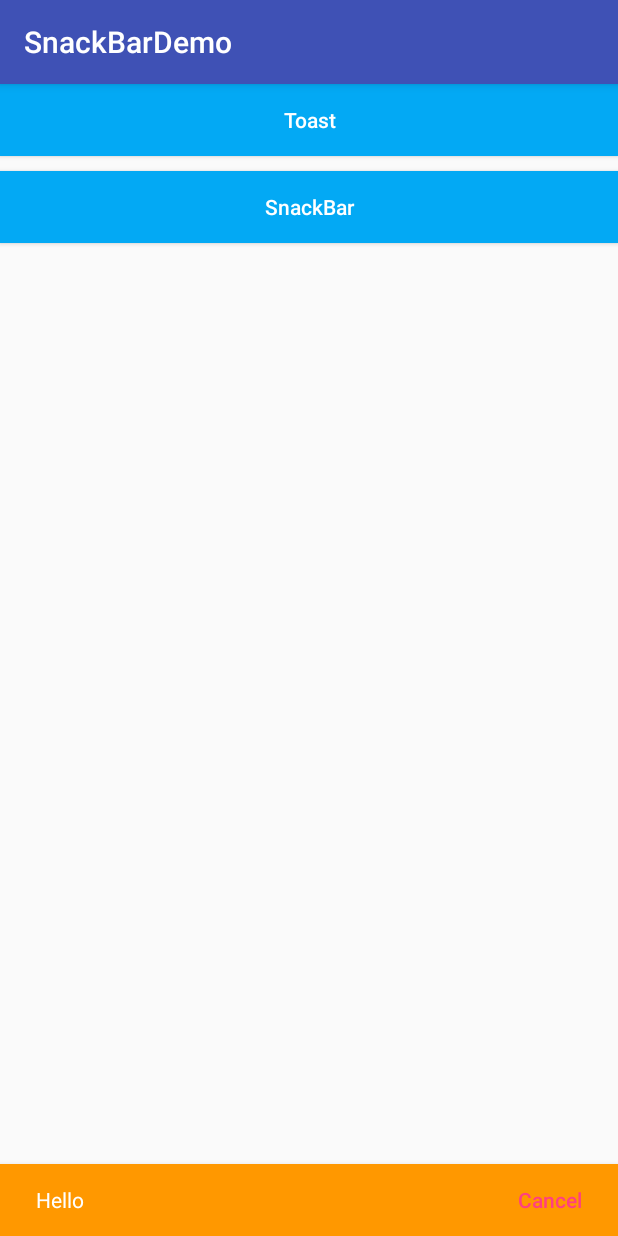
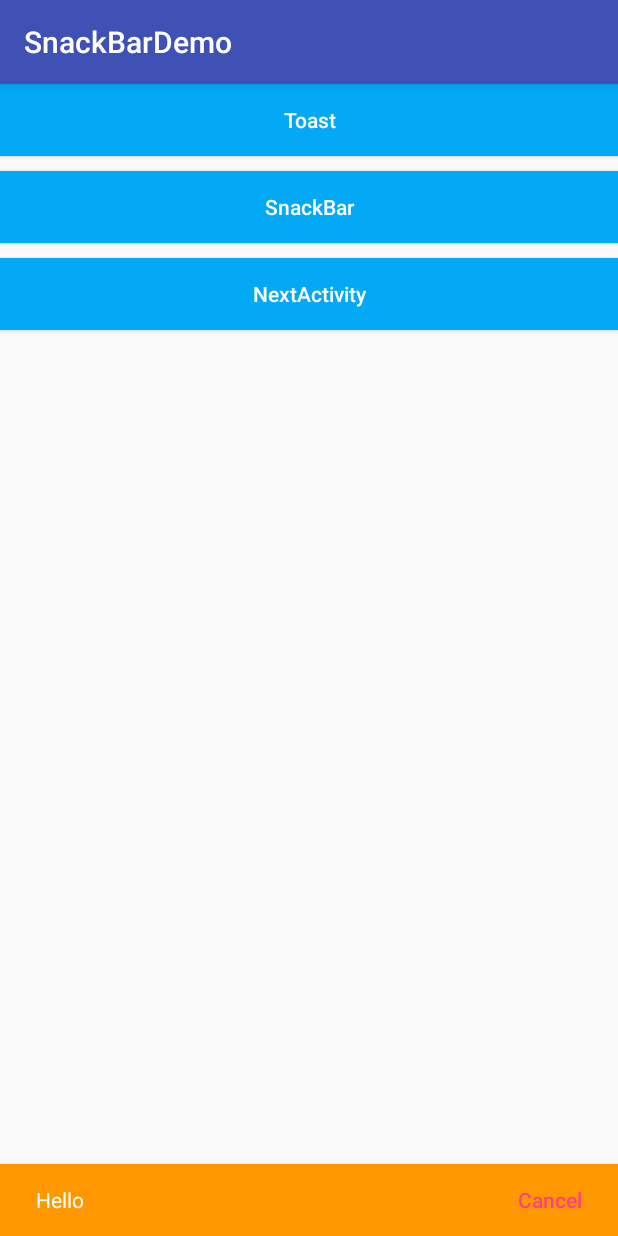
Before and after one commit to student9128/SnackBarDemo, an Android app: the screen it shows after launch (MainActivity), after a tap on "SnackBar", on a phone screen of 412 x 824 dp. Run offline under Robolectric (Android 15) with nearby library versions, the phone set to English and light mode, and no system bars.

```diff
--- a/app/src/main/AndroidManifest.xml
+++ b/app/src/main/AndroidManifest.xml
@@ -15,6 +15,7 @@
                 <category android:name="android.intent.category.LAUNCHER"/>
             </intent-filter>
         </activity>
+        <activity android:name=".NextActivity"/>
     </application>
 
 </manifest>
--- a/app/src/main/java/com/kevin/tech/snackbardemo/MainActivity.java
+++ b/app/src/main/java/com/kevin/tech/snackbardemo/MainActivity.java
@@ -1,5 +1,6 @@
 package com.kevin.tech.snackbardemo;
 
+import android.content.Intent;
 import android.os.Bundle;
 import android.support.design.widget.Snackbar;
 import android.support.v4.content.ContextCompat;
@@ -15,7 +16,7 @@ import android.widget.Toast;
  * Describe：SnackBarDemo
  */
 public class MainActivity extends AppCompatActivity implements View.OnClickListener {
-    private Button mToast, mSnackBar;
+    private Button mToast, mSnackBar, mBtnNext;
 
     @Override
     protected void onCreate(Bundle savedInstanceState) {
@@ -23,8 +24,10 @@ public class MainActivity extends AppCompatActivity implements View.OnClickListe
         setContentView(R.layout.activity_main);
         mToast = (Button) findViewById(R.id.btn_toast);
         mSnackBar = (Button) findViewById(R.id.btn_snack_bar);
+        mBtnNext = (Button) findViewById(R.id.btn_next);
         mToast.setOnClickListener(this);
         mSnackBar.setOnClickListener(this);
+        mBtnNext.setOnClickListener(this);
     }
 
     @Override
@@ -51,6 +54,11 @@ public class MainActivity extends AppCompatActivity implements View.OnClickListe
                         .setText("Hello")//set the message text
                         .setActionTextColor(ContextCompat.getColor(this, R.color.colorAccent))
                         .show();
+                break;
+            case R.id.btn_next:
+                startActivity(new Intent(this, NextActivity.class));
+                break;
+            default:
                 break;
         }
     }
--- a/app/src/main/java/com/kevin/tech/snackbardemo/NextActivity.java
+++ b/app/src/main/java/com/kevin/tech/snackbardemo/NextActivity.java
@@ -12,9 +12,8 @@ import android.widget.Button;
 /**
  * Created by Kevin on 2016/11/21.
  * Blog:http://blog.csdn.net/student9128
- * Describe：
+ * Describe：the NextActivity
  */
-
 public class NextActivity extends AppCompatActivity {
     private CoordinatorLayout mCoordinatorLayout;
     private Button mButton;
--- a/app/src/main/res/layout/activity_main.xml
+++ b/app/src/main/res/layout/activity_main.xml
@@ -27,4 +27,16 @@
         android:textAllCaps="false"
         android:textColor="@color/white"
         />
+
+    <Button
+        android:id="@+id/btn_next"
+        android:layout_width="match_parent"
+        android:layout_height="wrap_content"
+        android:layout_marginTop="10dp"
+        android:background="@color/blue"
+        android:text="NextActivity"
+        android:textAllCaps="false"
+        android:textColor="@color/white"
+        />
+
 </LinearLayout>
```
